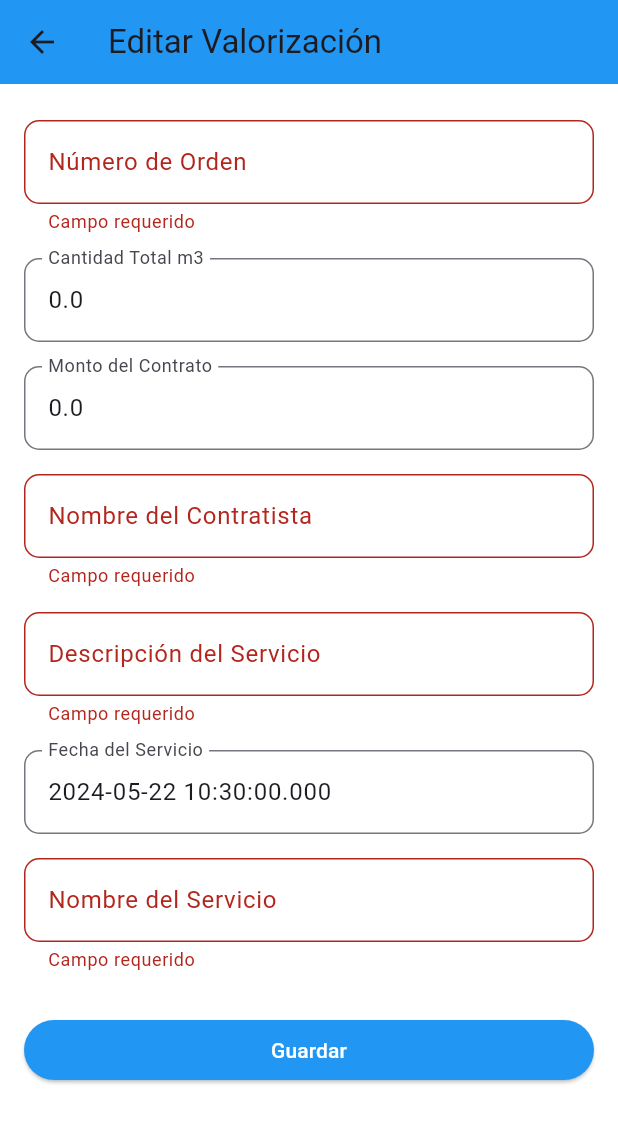
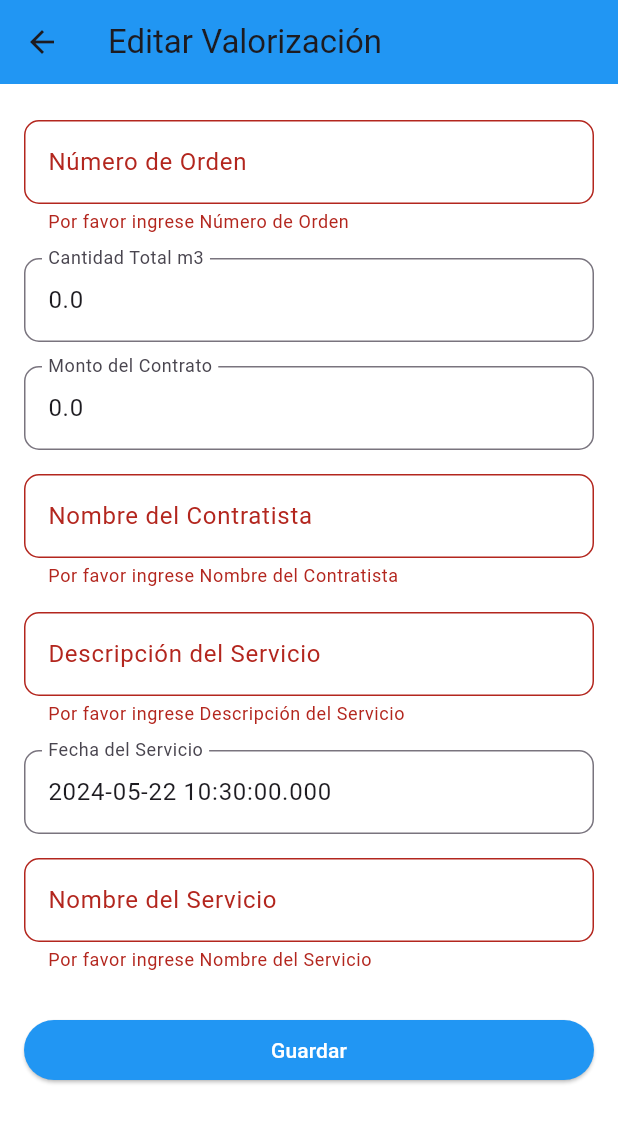
Before and after one commit to MrCntra1/Valorizacion_app, a Flutter app: the EditarValorizacionScreen screen opened directly with empty values, after a tap on "Guardar", on a phone screen of 412 x 824 dp. Shown: the top 1123 px of the screen. Run offline on Flutter 3.47's test engine with Material 3 defaults, Android fonts, the phone set to English and light mode, and no system bars.

Commit message:
Se agrego mucho xd

```diff
--- a/lib/editar_valorizaciones.dart
+++ b/lib/editar_valorizaciones.dart
@@ -44,7 +44,7 @@ class _EditarValorizacionScreenState extends State<EditarValorizacionScreen> {
     if (_formKey.currentState!.validate()) {
       final updatedValorizacion = Valorizacion(
         numeroOrden: _numeroOrdenController.text,
-        montoContrato: double.parse(_montoContratoController.text),
+        montoContrato: widget.valorizacion.montoContrato,
         nombreContratista: _nombreContratistaController.text,
         descripcionServicio: _descripcionServicioController.text,
         fechaServicio: DateTime.parse(_fechaServicioController.text),
@@ -79,7 +79,7 @@ class _EditarValorizacionScreenState extends State<EditarValorizacionScreen> {
               _buildTextField(_cantidadTotalController, 'Cantidad Total m3',
                   keyboardType: TextInputType.number),
               _buildTextField(_montoContratoController, 'Monto del Contrato',
-                  keyboardType: TextInputType.number),
+                  keyboardType: TextInputType.number, readOnly: true),
               _buildTextField(
                   _nombreContratistaController, 'Nombre del Contratista'),
               _buildTextField(
@@ -106,21 +106,23 @@ class _EditarValorizacionScreenState extends State<EditarValorizacionScreen> {
   }
 
   Widget _buildTextField(TextEditingController controller, String label,
-      {TextInputType keyboardType = TextInputType.text}) {
+      {TextInputType keyboardType = TextInputType.text,
+      bool readOnly = false}) {
     return Padding(
       padding: const EdgeInsets.symmetric(vertical: 8.0),
       child: TextFormField(
         controller: controller,
         keyboardType: keyboardType,
+        readOnly: readOnly,
         decoration: InputDecoration(
           labelText: label,
           border: OutlineInputBorder(
-            borderRadius: BorderRadius.circular(10.0),
+            borderRadius: BorderRadius.circular(10),
           ),
         ),
         validator: (value) {
           if (value == null || value.isEmpty) {
-            return 'Campo requerido';
+            return 'Por favor ingrese $label';
           }
           return null;
         },
--- a/pubspec.yaml
+++ b/pubspec.yaml
@@ -31,8 +31,7 @@ dependencies:
   flutter:
     sdk: flutter
   intl: ^0.19.0
-
-
+  provider: ^6.1.2
   # The following adds the Cupertino Icons font to your application.
   # Use with the CupertinoIcons class for iOS style icons.
   cupertino_icons: ^1.0.6
```
Also changed, not shown: lib/configuracion.dart (+53 -3 lines), lib/creacion_valorizacion.dart (+38 -16 lines), lib/global_config.dart (added, +15 -0 lines), lib/pantalla_principal.dart (+12 -5 lines), pubspec.lock.
